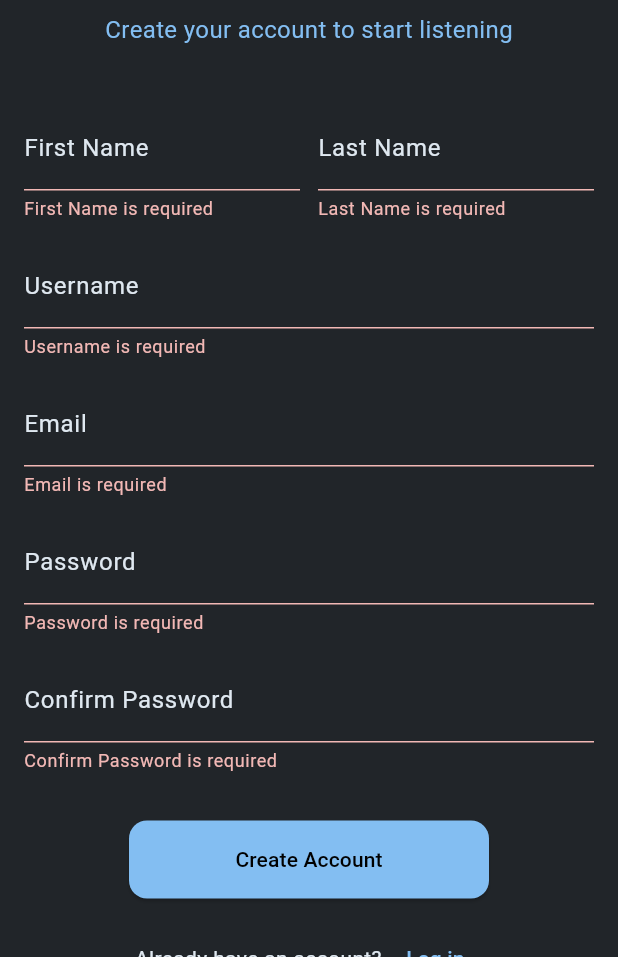
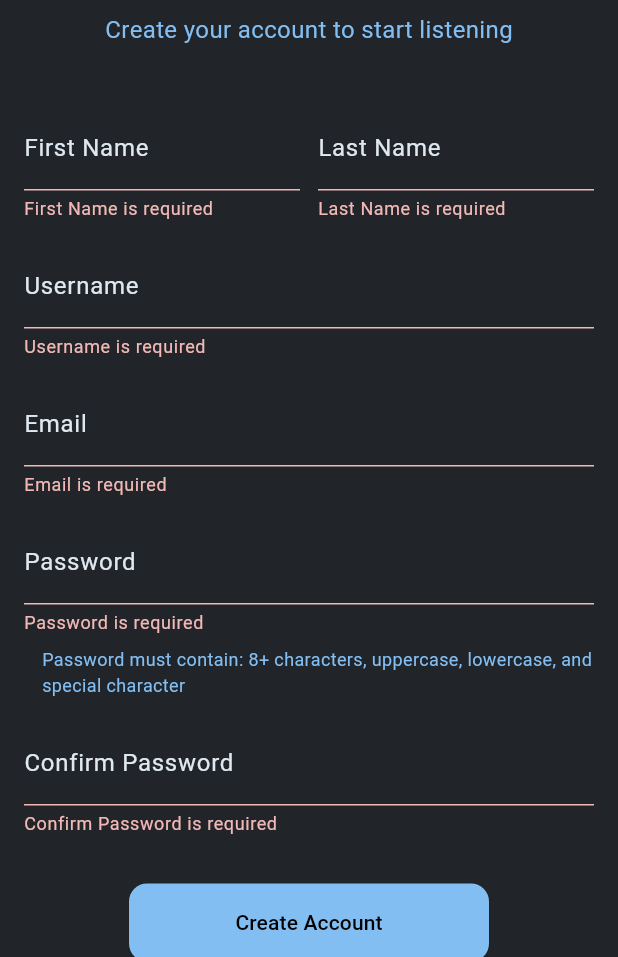
Before and after one commit to myndaaa/MusicPlayer-FastAPI, a Flutter app: the RegisterScreen screen opened by its route, after a tap on "Create Account", on a phone screen of 412 x 824 dp, the part 279-1236 px from its top. Run offline on Flutter 3.47's test engine with Material 3 defaults, Android fonts, the light colour scheme and no system bars; our stand-ins replace flutter_secure_storage, flutter_spinkit, fluttertoast, shared_preferences; accounts and stored records are empty.

Commit message:
error handler integration

```diff
--- a/frontend/lib/screens/register_screen.dart
+++ b/frontend/lib/screens/register_screen.dart
@@ -11,9 +11,12 @@ class RegisterScreen extends StatefulWidget {
   State<RegisterScreen> createState() => _RegisterScreenState();
 }
 
-class _RegisterScreenState extends State<RegisterScreen> {
+class _RegisterScreenState extends State<RegisterScreen> with TickerProviderStateMixin {
   final _formKey = GlobalKey<FormState>();
   bool _isLoading = false; // shows loading spinner during registration
+  String? _errorMessage; // stores error message to show in alert
+  late AnimationController _animationController;
+  late Animation<double> _fadeAnimation;
 
   // Text controllers for form fields
   final usernameController = TextEditingController();
@@ -24,7 +27,24 @@ class _RegisterScreenState extends State<RegisterScreen> {
   final confirmPasswordController = TextEditingController();
 
   @override
+  void initState() {
+    super.initState();
+    _animationController = AnimationController(
+      duration: const Duration(milliseconds: 300),
+      vsync: this,
+    );
+    _fadeAnimation = Tween<double>(
+      begin: 0.0,
+      end: 1.0,
+    ).animate(CurvedAnimation(
+      parent: _animationController,
+      curve: Curves.easeInOut,
+    ));
+  }
+
+  @override
   void dispose() {
+    _animationController.dispose();
     usernameController.dispose();
     firstNameController.dispose();
     lastNameController.dispose();
@@ -32,6 +52,25 @@ class _RegisterScreenState extends State<RegisterScreen> {
     passwordController.dispose();
     confirmPasswordController.dispose();
     super.dispose();
+  }
+
+  // shows error alert at the top of the screen
+  void _showErrorAlert(String message) {
+    setState(() {
+      _errorMessage = message;
+    });
+    _animationController.forward();
+
+    // auto-hide after 4 seconds
+    Future.delayed(const Duration(seconds: 4), () {
+      if (mounted) {
+        _animationController.reverse().then((_) {
+          setState(() {
+            _errorMessage = null;
+          });
+        });
+      }
+    });
   }
 
   // handles the registration process
@@ -65,13 +104,8 @@ class _RegisterScreenState extends State<RegisterScreen> {
             );
             Navigator.pushReplacementNamed(context, '/'); // go back to welcome screen
           } else {
-            // registration failed - show error
-            Fluttertoast.showToast(
-              msg: result['error'] ?? "Registration failed",
-              toastLength: Toast.LENGTH_LONG,
-              gravity: ToastGravity.BOTTOM,
-              backgroundColor: Colors.red,
-            );
+            // registration failed - show error alert
+            _showErrorAlert(result['error'] ?? "Registration failed");
           }
         }
       } catch (e) {
@@ -79,15 +113,74 @@ class _RegisterScreenState extends State<RegisterScreen> {
           setState(() {
             _isLoading = false;
           });
-          Fluttertoast.showToast(
-            msg: "An error occurred: $e",
-            toastLength: Toast.LENGTH_LONG,
-            gravity: ToastGravity.BOTTOM,
-            backgroundColor: Colors.red,
-          );
+          _showErrorAlert("An error occurred: $e");
         }
       }
     }
+  }
+
+  // beautiful error alert widget
+  Widget _buildErrorAlert() {
+    if (_errorMessage == null) return const SizedBox.shrink();
+
+    return FadeTransition(
+      opacity: _fadeAnimation,
+      child: Container(
+        width: double.infinity,
+        margin: const EdgeInsets.all(16),
+        padding: const EdgeInsets.symmetric(horizontal: 16, vertical: 12),
+        decoration: BoxDecoration(
+          color: Colors.red.withOpacity(0.9),
+          borderRadius: BorderRadius.circular(12),
+          boxShadow: [
+            BoxShadow(
+              color: Colors.black.withOpacity(0.2),
+              blurRadius: 8,
+              offset: const Offset(0, 4),
+            ),
+          ],
+        ),
+        child: Row(
+          children: [
+            const Icon(
+              Icons.error_outline,
+              color: Colors.white,
+              size: 20,
+            ),
+            const SizedBox(width: 12),
+            Expanded(
+              child: Text(
+                _errorMessage!,
+                style: const TextStyle(
+                  color: Colors.white,
+                  fontSize: 14,
+                  fontWeight: FontWeight.w500,
+                ),
+              ),
+            ),
+            IconButton(
+              onPressed: () {
+                _animationController.reverse().then((_) {
+                  setState(() {
+                    _errorMessage = null;
+                  });
+                });
+              },
+              icon: const Icon(
+                Icons.close,
+                color: Colors.white,
+                size: 18,
+              ),
+              padding: EdgeInsets.zero,
+              constraints: const BoxConstraints(
+                minWidth: 24,
+                minHeight: 24,
+              ),
+            ),
+          ],
+        ),
+      ),
+    );
   }
 
   @override
@@ -107,7 +200,14 @@ class _RegisterScreenState extends State<RegisterScreen> {
         ),
         centerTitle: true,
       ),
-      body: Center(
+      body: Column(
+        children: [
+          // error alert at the top
+          _buildErrorAlert(),
+
+          // main content
+          Expanded(
+            child: Center(
               child: SingleChildScrollView(
                 padding: const EdgeInsets.symmetric(horizontal: 16),
                 child: ConstrainedBox(
@@ -158,6 +258,17 @@ class _RegisterScreenState extends State<RegisterScreen> {
                         _buildTextField(usernameController, "Username"),
                         _buildTextField(emailController, "Email", isEmail: true),
                         _buildTextField(passwordController, "Password", isPassword: true),
+                        // Password requirements hint
+                        Padding(
+                          padding: const EdgeInsets.only(left: 12, bottom: 8),
+                          child: Text(
+                            "Password must contain: 8+ characters, uppercase, lowercase, and special character",
+                            style: TextStyle(
+                              color: Color(0xFF83bef2),
+                              fontSize: 12,
+                            ),
+                          ),
+                        ),
                         _buildTextField(confirmPasswordController, "Confirm Password", isPassword: true),
 
                         const SizedBox(height: 24),
@@ -216,6 +327,9 @@ class _RegisterScreenState extends State<RegisterScreen> {
                 ),
               ),
             ),
+          ),
+        ],
+      ),
     );
   }
 
@@ -251,8 +365,19 @@ class _RegisterScreenState extends State<RegisterScreen> {
           if (isEmail && !value.contains('@')) {
             return 'Enter a valid email';
           }
-          if (isPassword && label == "Password" && value.length < 8) {
+          if (isPassword && label == "Password") {
+            if (value.length < 8) {
               return 'Password must be at least 8 characters';
+            }
+            if (!RegExp(r'[A-Z]').hasMatch(value)) {
+              return 'Password must include at least one uppercase letter';
+            }
+            if (!RegExp(r'[a-z]').hasMatch(value)) {
+              return 'Password must include at least one lowercase letter';
+            }
+            if (!RegExp(r'[\W_]').hasMatch(value)) {
+              return 'Password must include at least one special character';
+            }
           }
           if (label == "Confirm Password" && value != passwordController.text) {
             return 'Passwords do not match';
```
Lines whose indentation alone changed are shown as unchanged.
